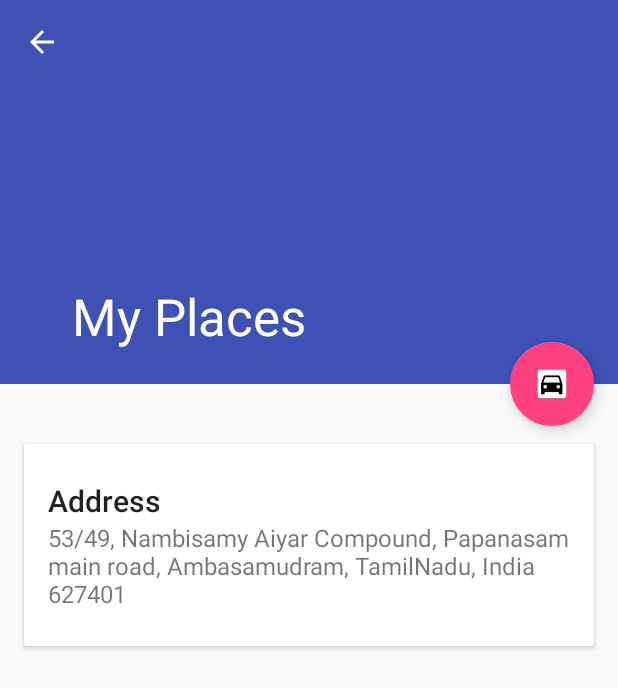
After one commit to KarthicK10/AND_Capstone, an Android app: the DetailActivity screen opened directly, with no data from a screen before it, on a phone screen of 412 x 824 dp. The commit adds this screen. Shown: the top 688 px of the screen. Run offline under Robolectric (Android 15) with nearby library versions, the phone set to English and light mode, and no system bars.

Commit message:
feat: Place Detail UI mock.

```diff
--- a/MyPlaces/app/build.gradle
+++ b/MyPlaces/app/build.gradle
@@ -28,5 +28,6 @@ dependencies {
     compile 'com.android.support:design:25.1.0'
     compile 'com.android.support:support-v4:25.1.0'
     compile 'com.android.support:recyclerview-v7:25.1.0'
+    compile 'com.android.support:cardview-v7:25.1.0'
     testCompile 'junit:junit:4.12'
 }
--- /dev/null
+++ b/MyPlaces/app/src/main/java/com/example/karthick/myplaces/DetailActivity.java
@@ -0,0 +1,30 @@
+package com.example.karthick.myplaces;
+
+import android.os.Bundle;
+import android.support.design.widget.CollapsingToolbarLayout;
+import android.support.v7.app.AppCompatActivity;
+import android.support.v7.widget.Toolbar;
+
+public class DetailActivity extends AppCompatActivity {
+
+    @Override
+    protected void onCreate(Bundle savedInstanceState) {
+        super.onCreate(savedInstanceState);
+        setContentView(R.layout.activity_detail);
+
+        if(savedInstanceState == null){
+
+            //Get the data passed in the intent
+            String placeName = getIntent().getStringExtra("PLACE_NAME");
+
+            final Toolbar toolbar = (Toolbar) findViewById(R.id.toolbar_detail);
+            setSupportActionBar(toolbar);
+            getSupportActionBar().setDisplayHomeAsUpEnabled(true);
+
+            CollapsingToolbarLayout collapsingToolbar =
+                    (CollapsingToolbarLayout) findViewById(R.id.collapsing_toolbar_detail);
+            collapsingToolbar.setTitle(placeName);
+
+        }
+    }
+}
--- /dev/null
+++ b/MyPlaces/app/src/main/res/layout/activity_detail.xml
@@ -0,0 +1,98 @@
+<?xml version="1.0" encoding="utf-8"?>
+<android.support.design.widget.CoordinatorLayout xmlns:android="http://schemas.android.com/apk/res/android"
+    xmlns:app="http://schemas.android.com/apk/res-auto"
+    android:id="@+id/col_detail"
+    android:layout_width="match_parent"
+    android:layout_height="match_parent"
+    android:fitsSystemWindows="true">
+
+    <android.support.design.widget.AppBarLayout
+        android:id="@+id/appbar_detail"
+        android:layout_width="match_parent"
+        android:layout_height="@dimen/detail_backdrop_height"
+        android:theme="@style/ThemeOverlay.AppCompat.Dark.ActionBar"
+        android:fitsSystemWindows="true">
+
+        <android.support.design.widget.CollapsingToolbarLayout
+            android:id="@+id/collapsing_toolbar_detail"
+            android:layout_width="match_parent"
+            android:layout_height="match_parent"
+            app:layout_scrollFlags="scroll|exitUntilCollapsed"
+            android:fitsSystemWindows="true"
+            app:contentScrim="?attr/colorPrimary"
+            app:expandedTitleMarginStart="48dp"
+            app:expandedTitleMarginEnd="64dp">
+
+            <ImageView
+                android:id="@+id/backdrop_detail"
+                android:layout_width="match_parent"
+                android:layout_height="match_parent"
+                android:scaleType="centerCrop"
+                android:fitsSystemWindows="true"
+                app:layout_collapseMode="parallax"/>
+
+            <android.support.v7.widget.Toolbar
+                android:id="@+id/toolbar_detail"
+                android:layout_width="match_parent"
+                android:layout_height="?attr/actionBarSize"
+                app:popupTheme="@style/ThemeOverlay.AppCompat.Light"
+                app:layout_collapseMode="pin">
+
+            </android.support.v7.widget.Toolbar>
+
+        </android.support.design.widget.CollapsingToolbarLayout>
+
+    </android.support.design.widget.AppBarLayout>
+
+    <android.support.v4.widget.NestedScrollView
+        android:layout_width="match_parent"
+        android:layout_height="match_parent"
+        app:layout_behavior="@string/appbar_scrolling_view_behavior">
+
+        <LinearLayout
+            android:layout_width="match_parent"
+            android:layout_height="match_parent"
+            android:orientation="vertical"
+            android:paddingTop="24dp">
+
+            <android.support.v7.widget.CardView
+                android:layout_width="match_parent"
+                android:layout_height="wrap_content"
+                android:layout_margin="@dimen/card_margin">
+
+                <LinearLayout
+                    style="@style/Widget.CardContent"
+                    android:layout_width="match_parent"
+                    android:layout_height="wrap_content">
+
+                    <TextView
+                        android:layout_width="match_parent"
+                        android:layout_height="wrap_content"
+                        android:text="@string/address_title"
+                        android:textAppearance="@style/TextAppearance.AppCompat.Title" />
+
+                    <TextView
+
+                        android:layout_width="match_parent"
+                        android:layout_height="wrap_content"
+                        android:text="53/49, Nambisamy Aiyar Compound, Papanasam main road, Ambasamudram, TamilNadu, India 627401"
+                        android:textSize="16sp"/>
+
+                </LinearLayout>
+
+            </android.support.v7.widget.CardView>
+
+        </LinearLayout>
+
+    </android.support.v4.widget.NestedScrollView>
+
+    <android.support.design.widget.FloatingActionButton
+        android:layout_height="wrap_content"
+        android:layout_width="wrap_content"
+        app:layout_anchor="@id/appbar_detail"
+        app:layout_anchorGravity="bottom|right|end"
+        android:src="@drawable/ic_drive_car"
+        android:layout_margin="@dimen/fab_margin"
+        android:clickable="true"/>
+
+</android.support.design.widget.CoordinatorLayout>
--- a/MyPlaces/app/src/main/res/layout/fragment_main.xml
+++ b/MyPlaces/app/src/main/res/layout/fragment_main.xml
@@ -1,7 +1,7 @@
 <?xml version="1.0" encoding="utf-8"?>
 <android.support.design.widget.CoordinatorLayout xmlns:android="http://schemas.android.com/apk/res/android"
     xmlns:app="http://schemas.android.com/apk/res-auto"
-        android:id="@+id/col"
+        android:id="@+id/col_main"
         android:layout_width="match_parent"
         android:layout_height="match_parent"
         android:fitsSystemWindows="true">
--- a/MyPlaces/app/src/main/res/values/dimens.xml
+++ b/MyPlaces/app/src/main/res/values/dimens.xml
@@ -3,4 +3,6 @@
     <dimen name="activity_horizontal_margin">16dp</dimen>
     <dimen name="activity_vertical_margin">16dp</dimen>
     <dimen name="fab_margin">16dp</dimen>
+    <dimen name="detail_backdrop_height">256dp</dimen>
+    <dimen name="card_margin">16dp</dimen>
 </resources>
--- a/MyPlaces/app/src/main/res/values/strings.xml
+++ b/MyPlaces/app/src/main/res/values/strings.xml
@@ -5,6 +5,7 @@
     <string name="place_name">Place Name</string>
     <string name="enter_address">Enter address or pick from map -></string>
     <string name="enter_address_desc">Enter address or pick from map</string>
+    <string name="address_title">Address</string>
     <!-- Empty places database -->
     <string name="empty_places_list">"Add the places that you need handy."</string>
 
--- a/MyPlaces/app/src/main/res/values/styles.xml
+++ b/MyPlaces/app/src/main/res/values/styles.xml
@@ -19,4 +19,13 @@
         <item name="popupTheme">@style/Theme.AppCompat.Light</item>
     </style>
 
+    <!-- detail activity address card content style -->
+    <style name="Widget.CardContent" parent="android:Widget">
+        <item name="android:paddingLeft">16dp</item>
+        <item name="android:paddingRight">16dp</item>
+        <item name="android:paddingTop">24dp</item>
+        <item name="android:paddingBottom">24dp</item>
+        <item name="android:orientation">vertical</item>
+    </style>
+
 </resources>
```
Also changed, not shown: MyPlaces/app/src/main/AndroidManifest.xml (+10 -0 lines), MyPlaces/app/src/main/java/com/example/karthick/myplaces/MainActivity.java (+8 -1 lines), MyPlaces/app/src/main/java/com/example/karthick/myplaces/MainActivityFragment.java (+37 -1 lines), MyPlaces/app/src/main/java/com/example/karthick/myplaces/Place.java (added, +24 -0 lines), MyPlaces/app/src/main/java/com/example/karthick/myplaces/PlacesAdapter.java (+12 -17 lines), MyPlaces/app/src/main/java/com/example/karthick/myplaces/RecyclerItemClickListener.java (added, +81 -0 lines), MyPlaces/app/src/main/ic_drive_car-web.png (added), MyPlaces/app/src/main/res/drawable-hdpi/ic_drive_car.png (added), MyPlaces/app/src/main/res/drawable-mdpi/ic_drive_car.png (added), MyPlaces/app/src/main/res/drawable-xhdpi/ic_drive_car.png (added), MyPlaces/app/src/main/res/drawable-xxhdpi/ic_drive_car.png (added).
